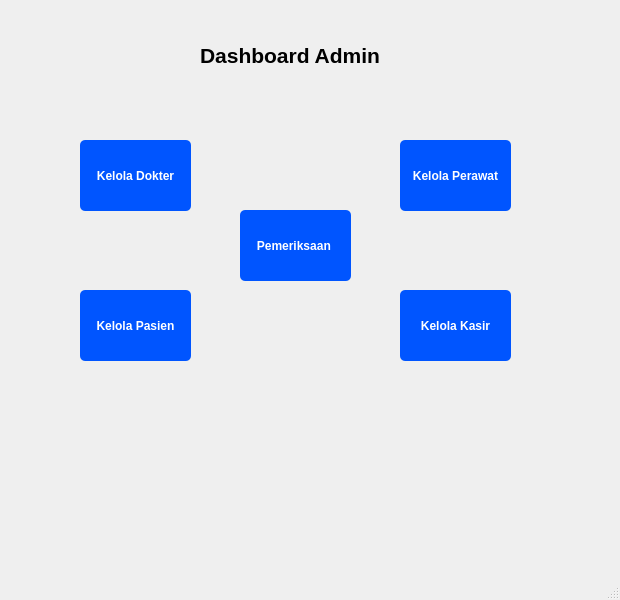
The window that dashboard_admin.ui (naylasalsdev-project/SudiKasusUAS) describes before a commit, drawn with Qt 5.
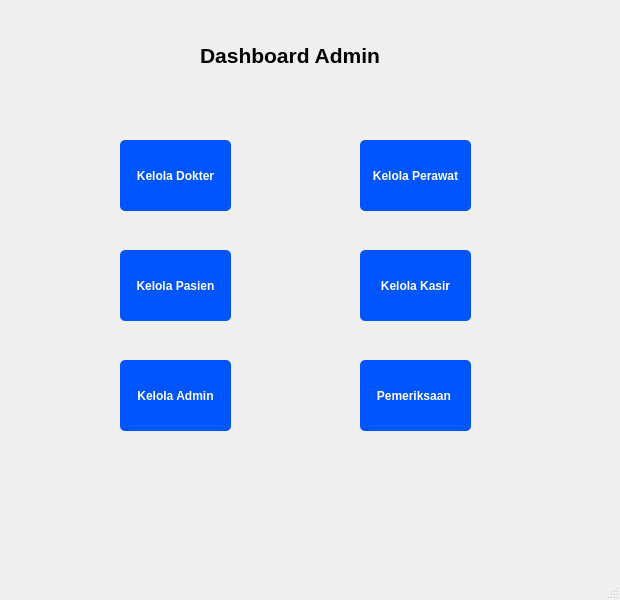
The same window after the commit.

The edit to the form file:
```diff
--- a/dashboard_admin.ui
+++ b/dashboard_admin.ui
@@ -45,7 +45,7 @@
    <widget class="QPushButton" name="pushButton">
     <property name="geometry">
      <rect>
-      <x>80</x>
+      <x>120</x>
       <y>140</y>
       <width>111</width>
       <height>71</height>
@@ -64,7 +64,7 @@
    <widget class="QPushButton" name="pushButton_2">
     <property name="geometry">
      <rect>
-      <x>400</x>
+      <x>360</x>
       <y>140</y>
       <width>111</width>
       <height>71</height>
@@ -83,8 +83,8 @@
    <widget class="QPushButton" name="pushButton_3">
     <property name="geometry">
      <rect>
-      <x>80</x>
-      <y>290</y>
+      <x>120</x>
+      <y>250</y>
       <width>111</width>
       <height>71</height>
      </rect>
@@ -102,8 +102,8 @@
    <widget class="QPushButton" name="pushButton_4">
     <property name="geometry">
      <rect>
-      <x>240</x>
-      <y>210</y>
+      <x>360</x>
+      <y>360</y>
       <width>111</width>
       <height>71</height>
      </rect>
@@ -121,8 +121,8 @@
    <widget class="QPushButton" name="pushButton_6">
     <property name="geometry">
      <rect>
-      <x>400</x>
-      <y>290</y>
+      <x>360</x>
+      <y>250</y>
       <width>111</width>
       <height>71</height>
      </rect>
@@ -137,6 +137,25 @@
      <string>Kelola Kasir</string>
     </property>
    </widget>
+   <widget class="QPushButton" name="pushButton_7">
+    <property name="geometry">
+     <rect>
+      <x>120</x>
+      <y>360</y>
+      <width>111</width>
+      <height>71</height>
+     </rect>
+    </property>
+    <property name="font">
+     <font>
+      <weight>75</weight>
+      <bold>true</bold>
+     </font>
+    </property>
+    <property name="text">
+     <string>Kelola Admin</string>
+    </property>
+   </widget>
   </widget>
   <widget class="QMenuBar" name="menubar">
    <property name="geometry">
```
